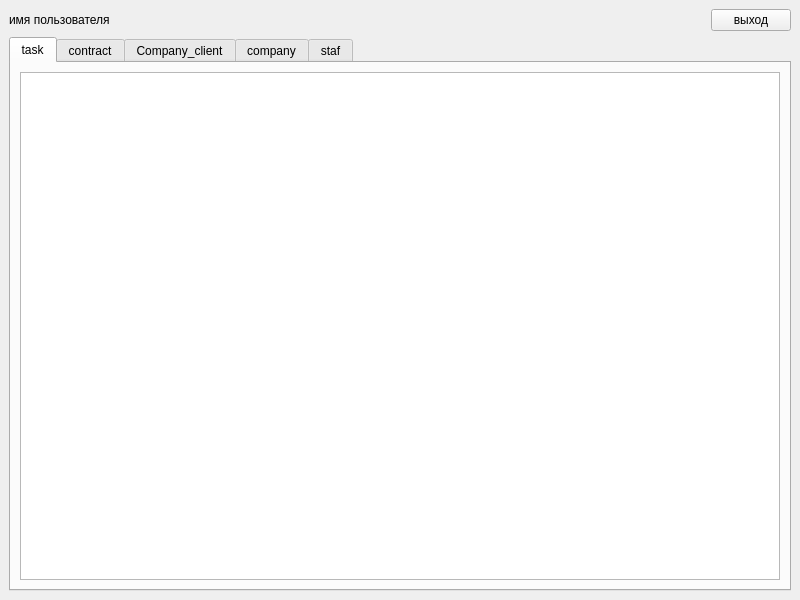
First picture: the form in body_menu.ui, repository popidol/pr7, before the edit.
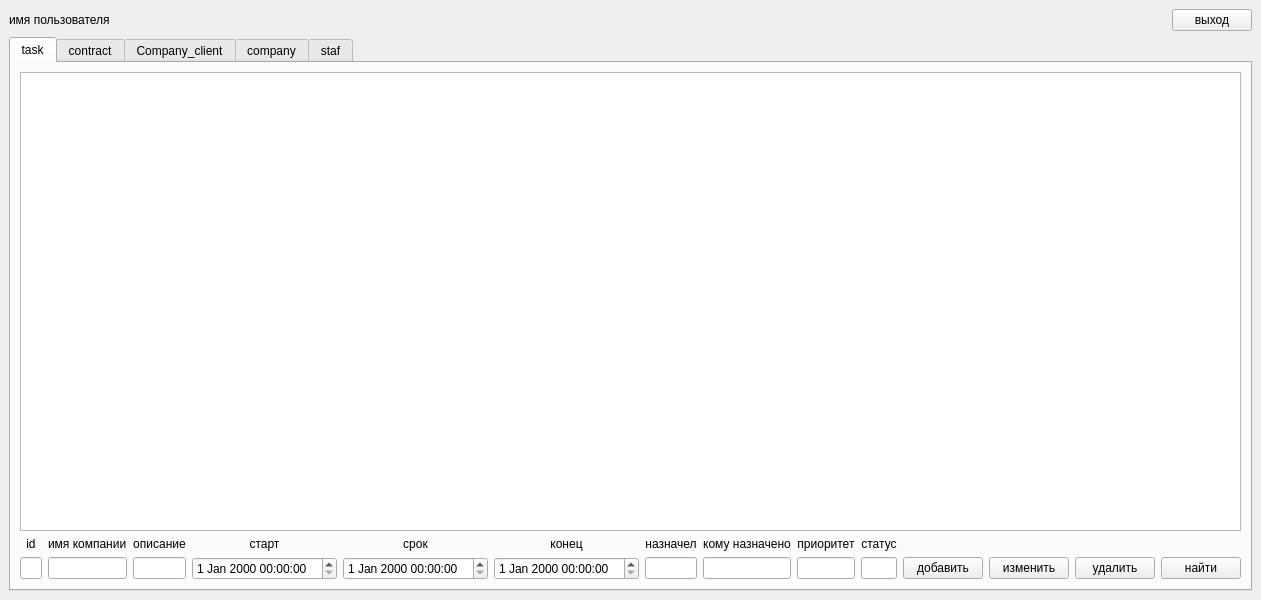
Second picture: the form after the edit.

The edit to the form file:
```diff
--- a/body_menu.ui
+++ b/body_menu.ui
@@ -6,7 +6,7 @@
    <rect>
     <x>0</x>
     <y>0</y>
-    <width>800</width>
+    <width>1034</width>
     <height>600</height>
    </rect>
   </property>
@@ -38,7 +38,162 @@
         <string>task</string>
        </attribute>
        <layout class="QGridLayout" name="gridLayout_3">
-        <item row="0" column="0">
+        <item row="3" column="8">
+         <widget class="QLineEdit" name="lineEdit_3"/>
+        </item>
+        <item row="3" column="7">
+         <widget class="QLineEdit" name="lineEdit_2"/>
+        </item>
+        <item row="3" column="9">
+         <widget class="QLineEdit" name="lineEdit_4"/>
+        </item>
+        <item row="3" column="2">
+         <widget class="QLineEdit" name="lineEdit_5"/>
+        </item>
+        <item row="3" column="11">
+         <widget class="QPushButton" name="pushButton_3">
+          <property name="text">
+           <string>изменить</string>
+          </property>
+         </widget>
+        </item>
+        <item row="3" column="10">
+         <widget class="QPushButton" name="pushButton_2">
+          <property name="text">
+           <string>добавить</string>
+          </property>
+         </widget>
+        </item>
+        <item row="2" column="1">
+         <widget class="QLabel" name="label_10">
+          <property name="text">
+           <string>имя компании</string>
+          </property>
+         </widget>
+        </item>
+        <item row="3" column="12">
+         <widget class="QPushButton" name="pushButton_4">
+          <property name="text">
+           <string>удалить</string>
+          </property>
+         </widget>
+        </item>
+        <item row="3" column="13">
+         <widget class="QPushButton" name="pushButton_5">
+          <property name="text">
+           <string>найти</string>
+          </property>
+         </widget>
+        </item>
+        <item row="3" column="1">
+         <widget class="QLineEdit" name="lineEdit_6"/>
+        </item>
+        <item row="2" column="3">
+         <widget class="QLabel" name="label_3">
+          <property name="text">
+           <string>старт</string>
+          </property>
+          <property name="alignment">
+           <set>Qt::AlignCenter</set>
+          </property>
+         </widget>
+        </item>
+        <item row="2" column="4">
+         <widget class="QLabel" name="label_4">
+          <property name="text">
+           <string>срок</string>
+          </property>
+          <property name="alignment">
+           <set>Qt::AlignCenter</set>
+          </property>
+         </widget>
+        </item>
+        <item row="2" column="5">
+         <widget class="QLabel" name="label_5">
+          <property name="text">
+           <string>конец</string>
+          </property>
+          <property name="alignment">
+           <set>Qt::AlignCenter</set>
+          </property>
+         </widget>
+        </item>
+        <item row="2" column="6">
+         <widget class="QLabel" name="label_6">
+          <property name="text">
+           <string>назначел</string>
+          </property>
+          <property name="alignment">
+           <set>Qt::AlignCenter</set>
+          </property>
+         </widget>
+        </item>
+        <item row="2" column="2">
+         <widget class="QLabel" name="label_2">
+          <property name="text">
+           <string>описание</string>
+          </property>
+          <property name="alignment">
+           <set>Qt::AlignCenter</set>
+          </property>
+         </widget>
+        </item>
+        <item row="2" column="8">
+         <widget class="QLabel" name="label_8">
+          <property name="text">
+           <string>приоритет</string>
+          </property>
+          <property name="alignment">
+           <set>Qt::AlignCenter</set>
+          </property>
+         </widget>
+        </item>
+        <item row="2" column="9">
+         <widget class="QLabel" name="label_9">
+          <property name="text">
+           <string>статус</string>
+          </property>
+          <property name="alignment">
+           <set>Qt::AlignCenter</set>
+          </property>
+         </widget>
+        </item>
+        <item row="3" column="3">
+         <widget class="QDateTimeEdit" name="dateTimeEdit"/>
+        </item>
+        <item row="3" column="4">
+         <widget class="QDateTimeEdit" name="dateTimeEdit_2"/>
+        </item>
+        <item row="3" column="5">
+         <widget class="QDateTimeEdit" name="dateTimeEdit_3"/>
+        </item>
+        <item row="2" column="7">
+         <widget class="QLabel" name="label_7">
+          <property name="text">
+           <string>кому назначено</string>
+          </property>
+          <property name="alignment">
+           <set>Qt::AlignCenter</set>
+          </property>
+         </widget>
+        </item>
+        <item row="3" column="6">
+         <widget class="QLineEdit" name="lineEdit"/>
+        </item>
+        <item row="2" column="0">
+         <widget class="QLabel" name="label_11">
+          <property name="text">
+           <string>id</string>
+          </property>
+          <property name="alignment">
+           <set>Qt::AlignCenter</set>
+          </property>
+         </widget>
+        </item>
+        <item row="3" column="0">
+         <widget class="QLineEdit" name="lineEdit_7"/>
+        </item>
+        <item row="0" column="0" colspan="14">
          <widget class="QTableWidget" name="tableWidget"/>
         </item>
        </layout>
```
Left out of the diff: 14 changed lines with no effect on the pictures.
